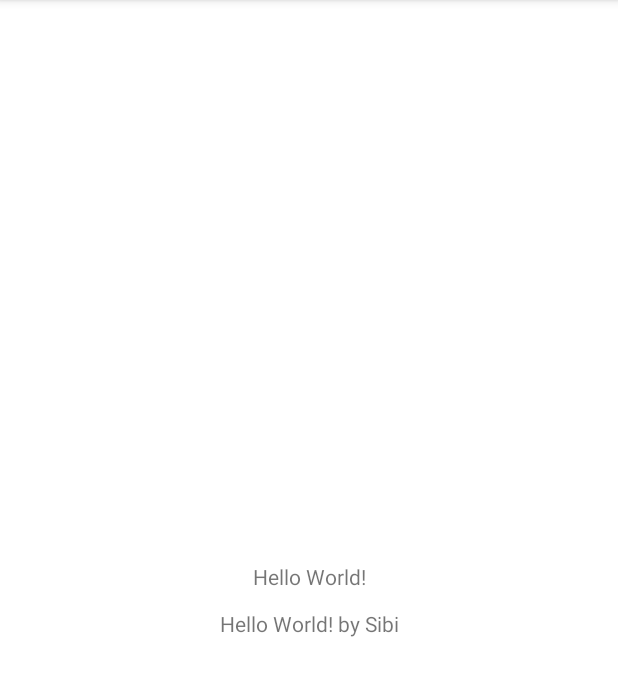
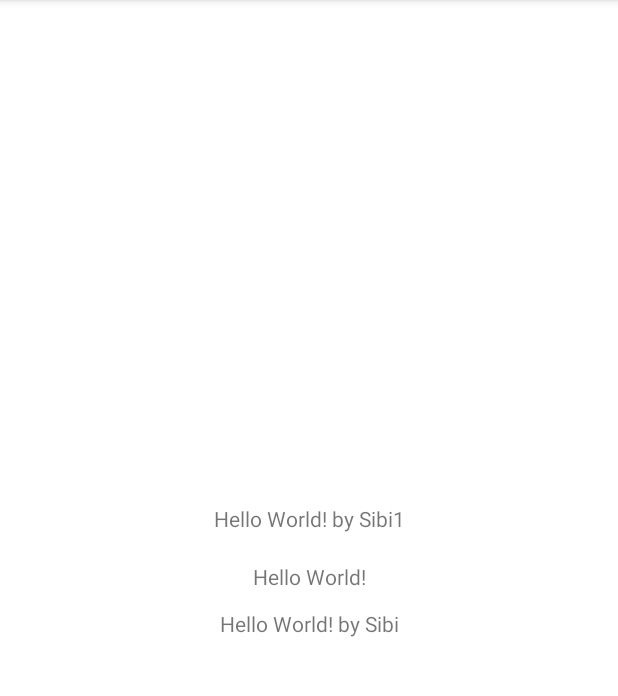
Before and after one commit to amaldevcm/sample, an Android app: the screen it shows after launch (MainActivity), on a phone screen of 412 x 824 dp, the part 84-780 px from its top. Run offline under Robolectric (Android 15) with nearby library versions, the phone set to English and light mode, and no system bars.

Commit message:
Hello World by Sibi1

```diff
--- a/app/src/main/res/layout/activity_main.xml
+++ b/app/src/main/res/layout/activity_main.xml
@@ -25,5 +25,15 @@
         app:layout_constraintTop_toTopOf="parent"
         app:layout_constraintVertical_bias="0.542" />
 
+    <TextView
+        android:layout_width="wrap_content"
+        android:layout_height="wrap_content"
+        android:text="Hello World! by Sibi1"
+        app:layout_constraintBottom_toBottomOf="parent"
+        app:layout_constraintLeft_toLeftOf="parent"
+        app:layout_constraintRight_toRightOf="parent"
+        app:layout_constraintTop_toTopOf="parent"
+        app:layout_constraintVertical_bias="0.449" />
+
 
 </androidx.constraintlayout.widget.ConstraintLayout>
```
